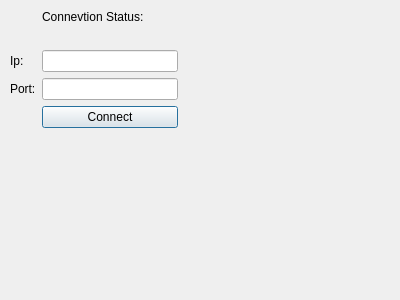
First picture: the form in clientwindow.ui, repository AdrianOstrowski/Mini_Scada, before the edit.
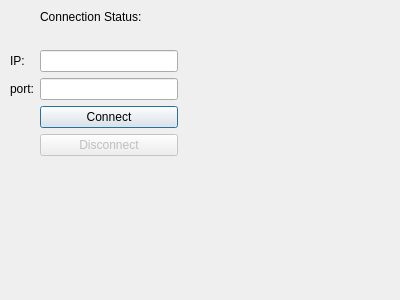
Second picture: the form after the edit.

Commit message: basic connection

Patch:
```diff
--- a/clientwindow.ui
+++ b/clientwindow.ui
@@ -19,21 +19,21 @@
      <x>10</x>
      <y>10</y>
      <width>168</width>
-     <height>136</height>
+     <height>166</height>
     </rect>
    </property>
    <layout class="QFormLayout" name="formLayout">
     <item row="1" column="1">
      <widget class="QLabel" name="label">
       <property name="text">
-       <string>Connevtion Status:</string>
+       <string>Connection Status:</string>
       </property>
      </widget>
     </item>
     <item row="3" column="0">
      <widget class="QLabel" name="label_2">
       <property name="text">
-       <string>Ip:</string>
+       <string>IP:</string>
       </property>
      </widget>
     </item>
@@ -43,7 +43,7 @@
     <item row="4" column="0">
      <widget class="QLabel" name="label_3">
       <property name="text">
-       <string>Port:</string>
+       <string>port:</string>
       </property>
      </widget>
     </item>
@@ -64,6 +64,16 @@
       </property>
      </widget>
     </item>
+    <item row="6" column="1">
+     <widget class="QPushButton" name="disconnect">
+      <property name="enabled">
+       <bool>false</bool>
+      </property>
+      <property name="text">
+       <string>Disconnect</string>
+      </property>
+     </widget>
+    </item>
    </layout>
   </widget>
  </widget>
```
Left out of the diff: 8 changed lines with no effect on the pictures. The commit also changes 13 other files.
